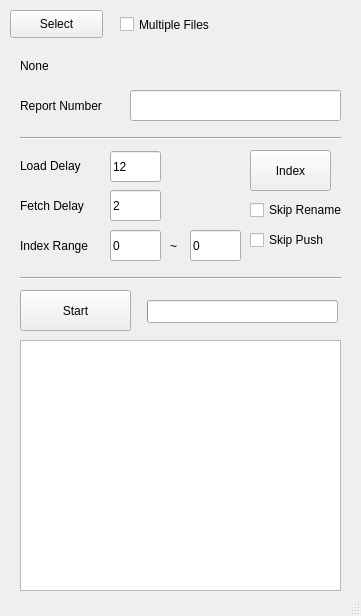
Qt form python38/tis4/tis4.ui (hjoo03/public) before a commit.
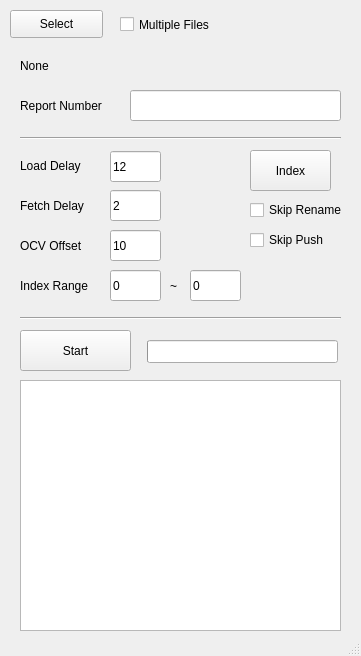
The same form after that commit. Icons and pictures are not drawn.

Diff of the .ui file:
```diff
--- a/python38/tis4/tis4.ui
+++ b/python38/tis4/tis4.ui
@@ -7,7 +7,7 @@
     <x>0</x>
     <y>0</y>
     <width>361</width>
-    <height>616</height>
+    <height>656</height>
    </rect>
   </property>
   <property name="windowTitle">
@@ -53,7 +53,7 @@
     <property name="geometry">
      <rect>
       <x>20</x>
-      <y>290</y>
+      <y>330</y>
       <width>111</width>
       <height>41</height>
      </rect>
@@ -120,7 +120,7 @@
     <property name="geometry">
      <rect>
       <x>20</x>
-      <y>230</y>
+      <y>270</y>
       <width>91</width>
       <height>31</height>
      </rect>
@@ -156,7 +156,7 @@
     <property name="geometry">
      <rect>
       <x>110</x>
-      <y>230</y>
+      <y>270</y>
       <width>51</width>
       <height>31</height>
      </rect>
@@ -174,7 +174,7 @@
     <property name="geometry">
      <rect>
       <x>190</x>
-      <y>230</y>
+      <y>270</y>
       <width>51</width>
       <height>31</height>
      </rect>
@@ -192,7 +192,7 @@
     <property name="geometry">
      <rect>
       <x>170</x>
-      <y>230</y>
+      <y>270</y>
       <width>21</width>
       <height>31</height>
      </rect>
@@ -210,7 +210,7 @@
     <property name="geometry">
      <rect>
       <x>147</x>
-      <y>300</y>
+      <y>340</y>
       <width>191</width>
       <height>23</height>
      </rect>
@@ -226,7 +226,7 @@
     <property name="geometry">
      <rect>
       <x>20</x>
-      <y>270</y>
+      <y>310</y>
       <width>321</width>
       <height>16</height>
      </rect>
@@ -252,7 +252,7 @@
     <property name="geometry">
      <rect>
       <x>20</x>
-      <y>340</y>
+      <y>380</y>
       <width>321</width>
       <height>251</height>
      </rect>
@@ -351,6 +351,42 @@
      <string>Multiple Files</string>
     </property>
    </widget>
+   <widget class="QLineEdit" name="le_ocv_offset">
+    <property name="geometry">
+     <rect>
+      <x>110</x>
+      <y>230</y>
+      <width>51</width>
+      <height>31</height>
+     </rect>
+    </property>
+    <property name="font">
+     <font>
+      <pointsize>9</pointsize>
+     </font>
+    </property>
+    <property name="text">
+     <string>10</string>
+    </property>
+   </widget>
+   <widget class="QLabel" name="label_7">
+    <property name="geometry">
+     <rect>
+      <x>20</x>
+      <y>230</y>
+      <width>81</width>
+      <height>31</height>
+     </rect>
+    </property>
+    <property name="font">
+     <font>
+      <pointsize>9</pointsize>
+     </font>
+    </property>
+    <property name="text">
+     <string>OCV Offset</string>
+    </property>
+   </widget>
   </widget>
   <widget class="QStatusBar" name="statusbar"/>
  </widget>
```
